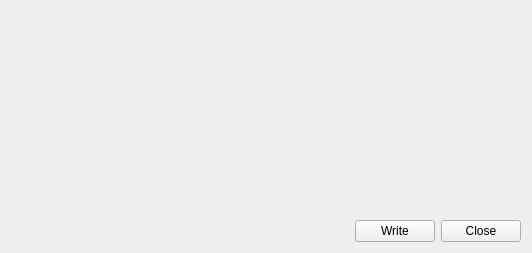
Before: the Qt Designer form src/ui/mainwindow.ui in darrenedale/ReScribe, drawn with Qt 5; both pictures show x 476 to 1008 and y 0 to 253 of the 1008 by 253 pixel window.
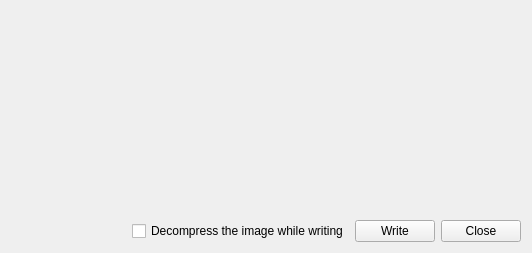
After: the same form once the commit is applied. Icons and pictures are not drawn. Custom widgets are drawn as their Qt base class.

Commit message: Initial auto-decompression of disk images.

```diff
--- a/src/ui/mainwindow.ui
+++ b/src/ui/mainwindow.ui
@@ -76,6 +76,13 @@
        </property>
       </spacer>
      </item>
+     <item>
+      <widget class="QCheckBox" name="decompress">
+       <property name="text">
+        <string>Decompress the image while writing</string>
+       </property>
+      </widget>
+     </item>
      <item>
       <widget class="QPushButton" name="write">
        <property name="toolTip">
```
The commit also changes 7 other files.
